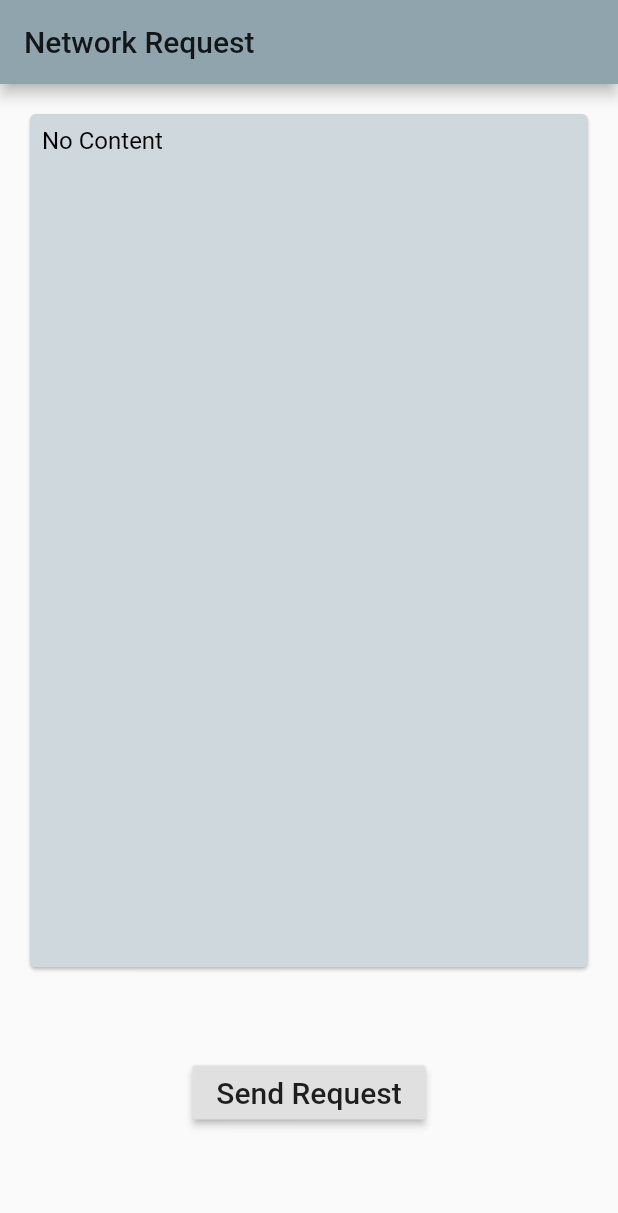
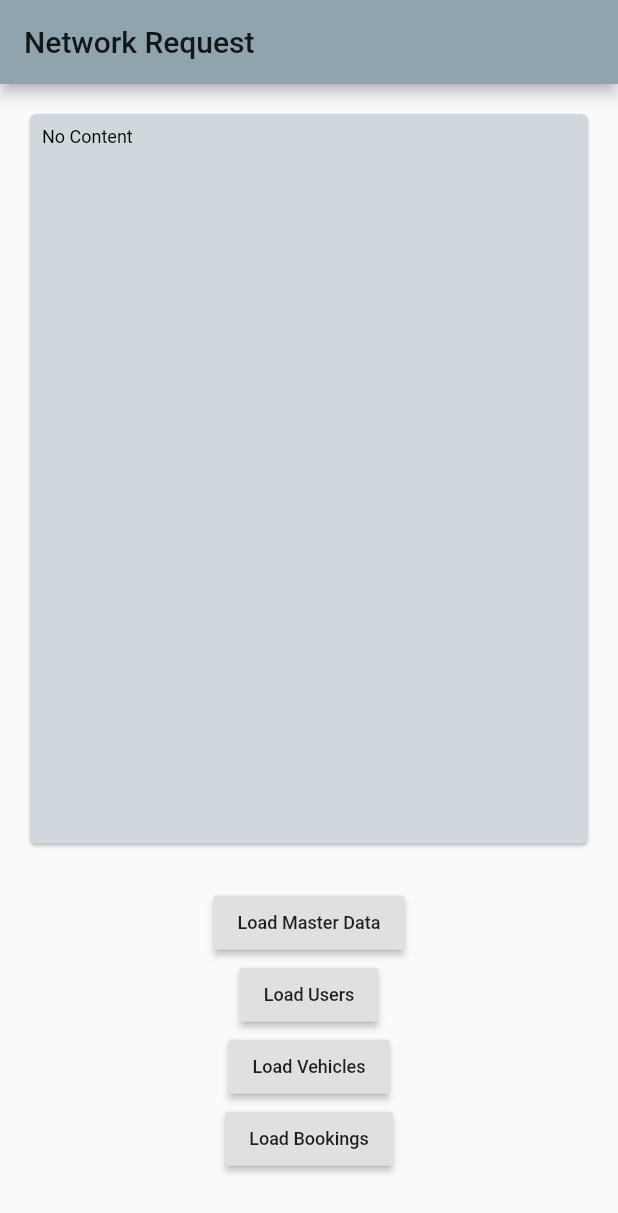
Before and after one commit to stefanhans/gcp-serverless-b8e-frontend, a Flutter app: the screen it shows after launch, on a phone screen of 412 x 824 dp. Shown: the top 1213 px of the screen. Run offline on Flutter 3.47's test engine with Material 2 defaults, Android fonts, the phone set to English and light mode, and no system bars; our stand-ins replace bloc, equatable, flutter_bloc, flutter_spinkit, fluttertoast.

Commit message:
enhanced and consolidated getting data from backend

```diff
--- a/frontend/lib/feature_modules/landing_page/bloc/landing_page_event.dart
+++ b/frontend/lib/feature_modules/landing_page/bloc/landing_page_event.dart
@@ -6,4 +6,10 @@ class LandingPageEvent extends Equatable {
   List<Object> get props => [];
 }
 
+class GetMasterData extends LandingPageEvent {}
+
+class GetUsers extends LandingPageEvent {}
+
 class GetVehicles extends LandingPageEvent {}
+
+class GetBookings extends LandingPageEvent {}
--- a/frontend/lib/feature_modules/landing_page/types/master_data.dart
+++ b/frontend/lib/feature_modules/landing_page/types/master_data.dart
@@ -102,6 +102,26 @@ class MasterData {
     return "[" + jsonUsers + "]";
   }
 
+  String vehiclesToJson() {
+    String jsonVehicles = "";
+    for (var i = 0; i < vehicles.length - 1; i++) {
+      jsonVehicles += vehicles[i].toJson() + ",";
+    }
+    jsonVehicles += vehicles[vehicles.length - 1].toJson();
+
+    return "[" + jsonVehicles + "]";
+  }
+
+  String bookingsToJson() {
+    String jsonBookings = "";
+    for (var i = 0; i < bookings.length - 1; i++) {
+      jsonBookings += bookings[i].toJson() + ",";
+    }
+    jsonBookings += bookings[bookings.length - 1].toJson();
+
+    return "[" + jsonBookings + "]";
+  }
+
   String toJson() {
     String jsonUsers = "";
     for (var i = 0; i < users.length - 1; i++) {
--- a/frontend/lib/feature_modules/landing_page/widget/landing_page_widget.dart
+++ b/frontend/lib/feature_modules/landing_page/widget/landing_page_widget.dart
@@ -10,6 +10,9 @@ import 'package:gpc_frontend/feature_modules/landing_page/bloc/landing_page_stat
 
 class LandingPageWidget extends StatelessWidget {
   final String appBarTitle = 'Network Request';
+
+  var _btnFontSize = 12.0;
+  var _txtFontSize = 12.0;
 
   @override
   Widget build(BuildContext context) {
@@ -37,7 +40,7 @@ class LandingPageWidget extends StatelessWidget {
             children: <Widget>[
               Container(
                 width: MediaQuery.of(context).size.width,
-                height: MediaQuery.of(context).size.height * 0.7,
+                height: MediaQuery.of(context).size.height * 0.6,
                 child: Card(
                   color: Theme.of(context).primaryColorLight,
                   child: Padding(
@@ -55,14 +58,65 @@ class LandingPageWidget extends StatelessWidget {
                   builder: (context, state) {
                     return RaisedButton(
                       onPressed: state is LandingPageInitial
+                          ? () => bloc.add(GetMasterData())
+                          : null,
+                      child: Text(
+                        state is LandingPageLoading
+                            ? 'Awaiting Master Data'
+                            : 'Load Master Data',
+                        style: TextStyle(
+                          fontSize: _btnFontSize,
+                        ),
+                      ),
+                    );
+                  }),
+              BlocBuilder(
+                  cubit: bloc,
+                  builder: (context, state) {
+                    return RaisedButton(
+                      onPressed: state is LandingPageInitial
+                          ? () => bloc.add(GetUsers())
+                          : null,
+                      child: Text(
+                        state is LandingPageLoading
+                            ? 'Awaiting Users'
+                            : 'Load Users',
+                        style: TextStyle(
+                          fontSize: _btnFontSize,
+                        ),
+                      ),
+                    );
+                  }),
+              BlocBuilder(
+                  cubit: bloc,
+                  builder: (context, state) {
+                    return RaisedButton(
+                      onPressed: state is LandingPageInitial
                           ? () => bloc.add(GetVehicles())
                           : null,
                       child: Text(
                         state is LandingPageLoading
-                            ? 'Awaiting Response'
-                            : 'Send Request',
+                            ? 'Awaiting Vehicles'
+                            : 'Load Vehicles',
                         style: TextStyle(
-                          fontSize: 20,
+                          fontSize: _btnFontSize,
+                        ),
+                      ),
+                    );
+                  }),
+              BlocBuilder(
+                  cubit: bloc,
+                  builder: (context, state) {
+                    return RaisedButton(
+                      onPressed: state is LandingPageInitial
+                          ? () => bloc.add(GetBookings())
+                          : null,
+                      child: Text(
+                        state is LandingPageLoading
+                            ? 'Awaiting Bookings'
+                            : 'Load Bookings',
+                        style: TextStyle(
+                          fontSize: _btnFontSize,
                         ),
                       ),
                     );
@@ -86,7 +140,7 @@ class LandingPageWidget extends StatelessWidget {
         state.content ?? 'No Content',
         textDirection: TextDirection.ltr,
         style: TextStyle(
-          fontSize: 16.0,
+          fontSize: _txtFontSize,
           color: theme.primaryColorDark,
         ),
         maxLines: 30,
```
Also changed, not shown: frontend/lib/feature_modules/landing_page/bloc/landing_page_bloc.dart (+42 -8 lines).
